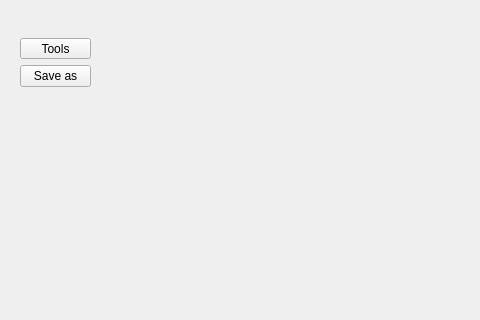
The window that workspace.ui (nnnagato/paintQT2) describes before a commit, drawn with Qt 5; both pictures show x 0 to 480 and y 0 to 320 of the 1024 by 669 pixel window.
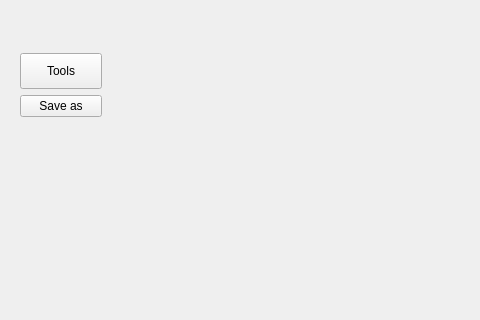
The same window after the commit.

The edit to the form file:
```diff
--- a/workspace.ui
+++ b/workspace.ui
@@ -25,8 +25,8 @@
      <rect>
       <x>20</x>
       <y>10</y>
-      <width>71</width>
-      <height>77</height>
+      <width>82</width>
+      <height>107</height>
      </rect>
     </property>
     <layout class="QVBoxLayout" name="verticalLayout">
```
